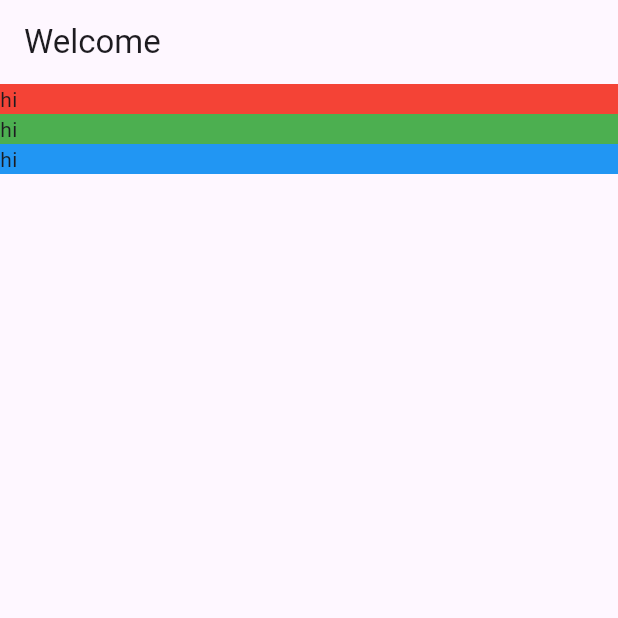
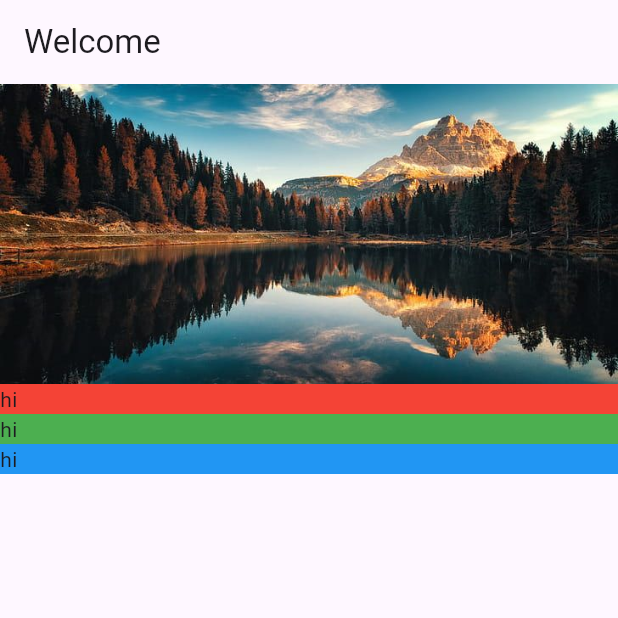
Before and after one commit to Joshua3729/book_pal, a Flutter app: the screen it shows after launch, on a phone screen of 412 x 824 dp, the top half of it. Run offline on Flutter 3.47's test engine with Material 3 defaults, Android fonts, the phone set to English and light mode, and no system bars.

Commit message:
added location detail image banner

```diff
--- /dev/null
+++ b/lib/screens/location_detail/image_banner.dart
@@ -0,0 +1,20 @@
+import 'package:flutter/material.dart';
+
+class ImageBanner extends StatelessWidget {
+  final String _assetPath;
+
+  const ImageBanner(this._assetPath);
+
+  @override
+  Widget build(BuildContext context) {
+    return Container(
+        constraints: BoxConstraints.expand(
+          height: 200.0,
+        ),
+        decoration: BoxDecoration(color: Colors.grey),
+        child: Image.asset(
+          _assetPath,
+          fit: BoxFit.cover,
+        ));
+  }
+}
--- a/lib/screens/location_detail/location_detail.dart
+++ b/lib/screens/location_detail/location_detail.dart
@@ -1,3 +1,4 @@
+import 'package:book_pal/screens/location_detail/image_banner.dart';
 import 'package:book_pal/screens/location_detail/text_section.dart';
 import 'package:flutter/material.dart';
 
@@ -12,6 +13,7 @@
             mainAxisAlignment: MainAxisAlignment.start,
             crossAxisAlignment: CrossAxisAlignment.stretch,
             children: [
+              ImageBanner("assets/images/nature.jpg"),
               TextSection(Colors.red),
               TextSection(Colors.green),
               TextSection(Colors.blue)
```
